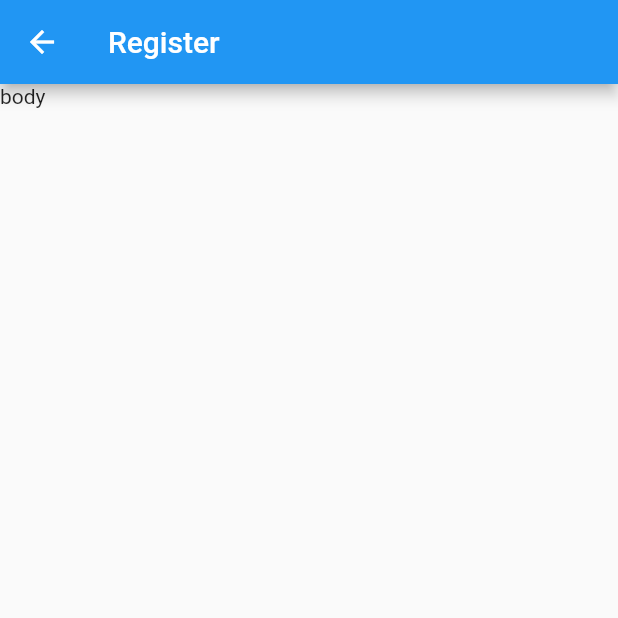
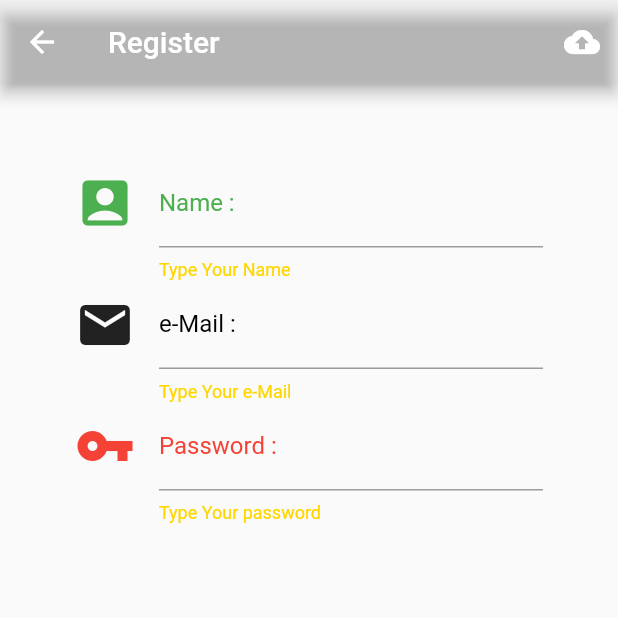
Before and after one commit to rhythmslyer/Fultter_MJ_pilab, a Flutter app: the Register screen opened directly, on a phone screen of 412 x 824 dp, the top half of it. Run offline on Flutter 3.47's test engine with Material 2 defaults, Android fonts, the phone set to English and light mode, and no system bars; project files that could hold a hidden picture were left out.

Commit message:
D S Resigter Success

```diff
--- a/lib/screens/register.dart
+++ b/lib/screens/register.dart
@@ -6,13 +6,88 @@ class Register extends StatefulWidget {
 }
 
 class _RegisterState extends State<Register> {
+  //explicit
+
+  //method
+
+  Widget nameText() {
+    return TextFormField(
+      decoration: InputDecoration(
+        icon: Icon(
+          Icons.account_box,
+          size: 40.0,
+          color: Colors.green,
+        ),
+        labelText: 'Name : ',
+        labelStyle: TextStyle(color: Colors.green),
+        helperText: 'Type Your Name',
+        helperStyle: TextStyle(color: Colors.yellowAccent[700]),
+        hintText: 'English Only',
+      ),
+    );
+  }
+
+  Widget emailText() {
+    return TextFormField(
+      keyboardType: TextInputType.emailAddress,
+      decoration: InputDecoration(
+        icon: Icon(
+          Icons.email,
+          size: 40.0,
+          color: Colors.black87,
+        ),
+        labelText: 'e-Mail : ',
+        labelStyle: TextStyle(color: Colors.black),
+        helperText: 'Type Your e-Mail',
+        helperStyle: TextStyle(color: Colors.yellowAccent[700]),
+        hintText: 'email@mail.com',
+      ),
+    );
+  }
+
+  Widget passwordText() {
+    return TextFormField(
+      decoration: InputDecoration(
+        icon: Icon(
+          Icons.vpn_key,
+          size: 40.0,
+          color: Colors.red,
+        ),
+        labelText: 'Password : ',
+        labelStyle: TextStyle(color: Colors.red),
+        helperText: 'Type Your password',
+        helperStyle: TextStyle(color: Colors.yellowAccent[700]),
+        hintText: 'xxxxxx',
+      ),
+    );
+  }
+
+  Widget groupText() {
+    return ListView(
+      padding: EdgeInsets.only(top: 50.0, left: 50.0, right: 50.0),
+      children: <Widget>[nameText(), emailText(), passwordText()],
+    );
+  }
+
+  Widget registerBtn() {
+    return IconButton(
+      tooltip: 'Register',
+      icon: Icon(Icons.cloud_upload),
+      onPressed: () {
+        print('Save Register');
+      },
+    );
+  }
+
   @override
   Widget build(BuildContext context) {
     return Scaffold(
       appBar: AppBar(
+        actions: <Widget>[registerBtn()],
+        backgroundColor: Color.fromRGBO(158, 158, 158, 0),
         title: Text('Register'),
       ),
-      body: Text('body'),
+      body: groupText(),
     );
   }
 }
```
